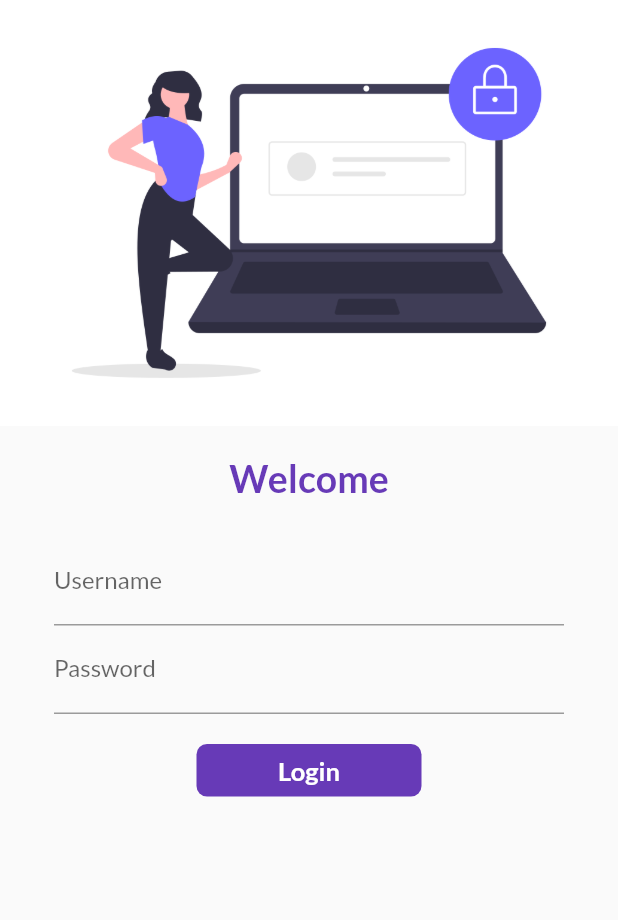
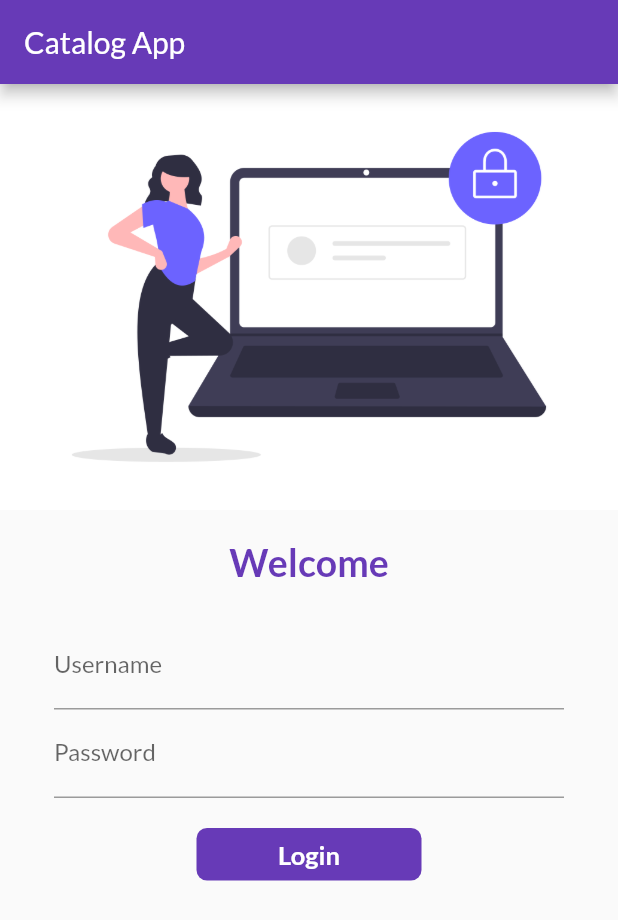
Before and after one commit to subhajit3130/30DaysOfFlutter, a Flutter app: the screen it shows after launch, on a phone screen of 412 x 824 dp. Shown: the top 920 px of the screen. Run offline on Flutter 3.47's test engine with Material 2 defaults, Android fonts, the phone set to English and light mode, and no system bars; our stand-ins replace google_fonts.

Commit message:
day 6 completed

```diff
--- a/lib/pages/login_page.dart
+++ b/lib/pages/login_page.dart
@@ -11,11 +11,29 @@ class LoginPage extends StatefulWidget {
 class _LoginPageState extends State<LoginPage> {
   String name = "";
   bool loginBtnClicked = false;
+  final _formKey = GlobalKey<FormState>();
+
+  moveToHome(BuildContext context) async {
+    if (_formKey.currentState!.validate()) {
+      setState(() {
+        loginBtnClicked = true;
+      });
+      await Future.delayed(Duration(seconds: 1));
+      await Navigator.pushNamed(context, MyRoutes.homeRoute);
+      setState(() {
+        loginBtnClicked = false;
+      });
+    }
+  }
 
   @override
   Widget build(BuildContext context) {
-    return Material(
-      child: SingleChildScrollView(
+    return Scaffold(
+      appBar: AppBar(
+        title: Text("Catalog App"),
+        automaticallyImplyLeading: false,
+      ),
+      body: SingleChildScrollView(
         child: Column(
           children: [
             Image.asset(
@@ -46,6 +64,8 @@ class _LoginPageState extends State<LoginPage> {
                 vertical: 0.0,
                 horizontal: 36.0,
               ),
+              child: Form(
+                key: _formKey,
                 child: Column(
                   children: [
                     TextFormField(
@@ -57,6 +77,13 @@ class _LoginPageState extends State<LoginPage> {
                         name = value;
                         setState(() {});
                       },
+                      validator: (uname) {
+                        if (uname!.trim().isEmpty) {
+                          return "Username cannot be blank";
+                        } else {
+                          return null;
+                        }
+                      },
                     ),
                     TextFormField(
                       obscureText: true,
@@ -64,18 +91,24 @@ class _LoginPageState extends State<LoginPage> {
                         hintText: "Enter Password",
                         labelText: "Password",
                       ),
+                      validator: (passwd) {
+                        if (passwd!.trim().isEmpty) {
+                          return "Password cannot be blank";
+                        } else {
+                          return null;
+                        }
+                      },
                     ),
                     SizedBox(
                       height: 20.0,
                     ),
-                  InkWell(
-                    onTap: () async {
-                      setState(() {
-                        loginBtnClicked = true;
-                      });
-                      await Future.delayed(Duration(seconds: 1));
-                      Navigator.pushNamed(context, MyRoutes.homeRoute);
-                    },
+                    Material(
+                      color: Colors.deepPurple,
+                      borderRadius:
+                          BorderRadius.circular(loginBtnClicked ? 40 : 7),
+                      child: InkWell(
+                        splashColor: Colors.blueGrey,
+                        onTap: () => moveToHome(context),
                         child: AnimatedContainer(
                           duration: Duration(seconds: 1),
                           width: loginBtnClicked ? 40 : 150,
@@ -94,10 +127,6 @@ class _LoginPageState extends State<LoginPage> {
                                     fontWeight: FontWeight.bold,
                                   ),
                                 ),
-                      decoration: BoxDecoration(
-                        color: Colors.deepPurple,
-                        borderRadius:
-                            BorderRadius.circular(loginBtnClicked ? 40 : 7),
                         ),
                       ),
                     ),
@@ -113,6 +142,7 @@ class _LoginPageState extends State<LoginPage> {
                     // ),
                   ],
                 ),
+              ),
             )
           ],
         ),
```
Lines whose indentation alone changed are shown as unchanged.
